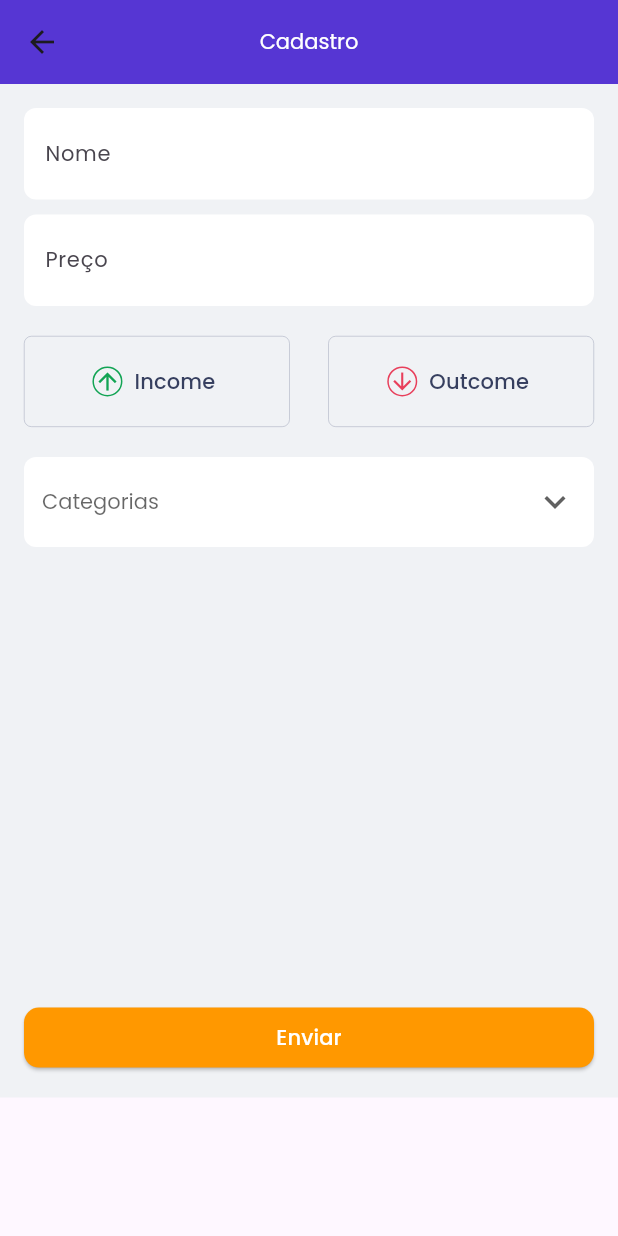
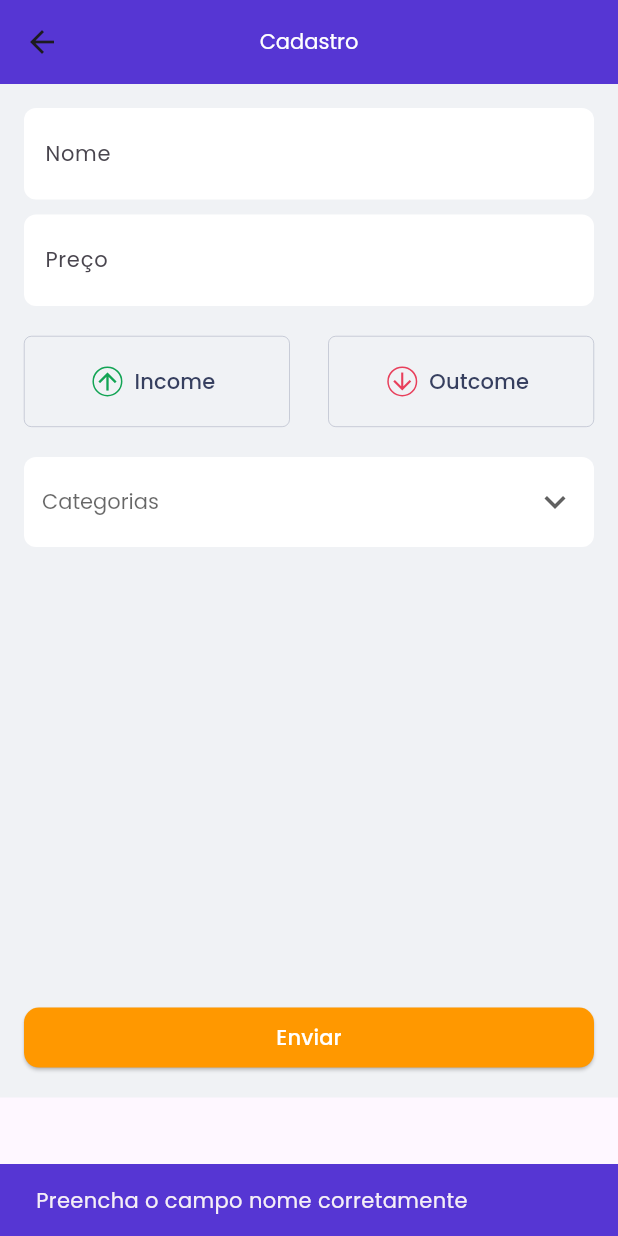
Before and after one commit to vcesardev/flutter_finances, a Flutter app: the AddEntryScreen screen opened by its route, after a tap on "Enviar", on a phone screen of 412 x 824 dp. Run offline on Flutter 3.47's test engine with Material 3 defaults, Android fonts, the phone set to English and light mode, and no system bars.

Commit message:
feat: add payload to new entry

```diff
--- a/lib/config/custom_month_colors_collection.dart
+++ b/lib/config/custom_month_colors_collection.dart
@@ -25,9 +25,9 @@ class CustomMonthColorsCollection {
     final monthColor = _customColors.firstWhere(
       (color) => color.type == type,
       orElse: () => CustomMonthColors(
-        color: Colors.grey, // Cor padrão para tipos desconhecidos
+        color: Colors.grey,
         type: '',
-        icon: Icons.help_outline, // Ícone padrão para tipos desconhecidos
+        icon: Icons.help_outline,
       ),
     );
 
--- /dev/null
+++ b/lib/models/entry_payload.dart
@@ -0,0 +1,16 @@
+import 'package:flutter/material.dart';
+
+class EntryPayload {
+  String title;
+  String value;
+  String category;
+  DateTime date;
+  String type;
+
+  EntryPayload(
+      {required this.title,
+      required this.value,
+      required this.category,
+      required this.date,
+      required this.type});
+}
--- a/lib/pages/AddEntry/add_entry.dart
+++ b/lib/pages/AddEntry/add_entry.dart
@@ -4,6 +4,7 @@ import 'package:flutter/widgets.dart';
 import 'package:flutter_finances/config/colors.dart';
 import 'package:flutter_finances/config/custom_month_colors_collection.dart';
 import 'package:flutter_finances/config/entry_categories.dart';
+import 'package:flutter_finances/models/entry_payload.dart';
 import 'package:flutter_finances/pages/AddEntry/widgets/Input/input.dart';
 import 'package:flutter_finances/utils/masks.dart';
 
@@ -15,8 +16,8 @@ class AddEntryScreen extends StatefulWidget {
 }
 
 class _AddEntryScreenState extends State<AddEntryScreen> {
-  String? _selectedValue;
-  String? _selectedOption;
+  String? _transactionOption;
+  String _transactionType = "";
 
   final TextEditingController _nameController = TextEditingController();
   final TextEditingController _priceController = TextEditingController();
@@ -27,6 +28,59 @@ class _AddEntryScreenState extends State<AddEntryScreen> {
     super.dispose();
     _nameController.dispose();
     _priceController.dispose();
+  }
+
+  void displayErrorToast(String message) {
+    ScaffoldMessenger.of(context).showSnackBar(
+      SnackBar(
+        content: Text(message),
+        duration: Duration(seconds: 2),
+        backgroundColor: CustomColors().blue,
+      ),
+    );
+  }
+
+  String validateInputs() {
+    // Check if the name field is not empty
+    if (_nameController.text.isEmpty) {
+      return "Preencha o campo nome corretamente";
+    }
+
+    // Check if the price field is a valid number and not empty
+    if (_priceController.text.isEmpty ||
+        double.tryParse(_priceController.text) == null) {
+      return "Preencha o campo de preço corretamente.";
+    }
+
+    // Check if a valid option type is selected
+    if (_transactionType.isEmpty) {
+      return "Selecione uma transação para prosseguir.";
+    }
+
+    // // Check if a valid value is selected from options
+    if (_transactionOption == null || _transactionOption!.isEmpty) {
+      return "Selecione uma categoria para prosseguir.";
+    }
+
+    return "";
+  }
+
+  void onPressSend() {
+    String errorMessage = validateInputs();
+    if (errorMessage.isNotEmpty) {
+      displayErrorToast(errorMessage);
+      return;
+    }
+
+    DateTime date = DateTime.now();
+    EntryPayload entryPayload = EntryPayload(
+        title: _nameController.text,
+        value: _priceController.text,
+        category: _transactionOption!,
+        date: date,
+        type: _transactionType);
+
+    print(entryPayload);
   }
 
   @override
@@ -66,14 +120,14 @@ class _AddEntryScreenState extends State<AddEntryScreen> {
                       InkWell(
                         onTap: () {
                           setState(() {
-                            _selectedOption = 'income';
+                            _transactionType = 'income';
                           });
                         },
                         child: Container(
                           padding: EdgeInsets.all(6),
                           width: MediaQuery.of(context).size.width * 0.43,
                           decoration: BoxDecoration(
-                            color: _selectedOption == 'income'
+                            color: _transactionType == 'income'
                                 ? Colors.green[100]
                                 : Colors.transparent,
                             border: Border.all(
@@ -83,7 +137,7 @@ class _AddEntryScreenState extends State<AddEntryScreen> {
                           child: TextButton.icon(
                             onPressed: () {
                               setState(() {
-                                _selectedOption = 'income';
+                                _transactionType = 'income';
                               });
                             },
                             icon: CustomMonthColorsCollection()
@@ -99,14 +153,14 @@ class _AddEntryScreenState extends State<AddEntryScreen> {
                       InkWell(
                         onTap: () {
                           setState(() {
-                            _selectedOption = 'outcome';
+                            _transactionType = 'outcome';
                           });
                         },
                         child: Container(
                           padding: EdgeInsets.all(6),
                           width: MediaQuery.of(context).size.width * 0.43,
                           decoration: BoxDecoration(
-                            color: _selectedOption == 'outcome'
+                            color: _transactionType == 'outcome'
                                 ? Colors.red[100]
                                 : Colors.transparent,
                             border: Border.all(
@@ -116,7 +170,7 @@ class _AddEntryScreenState extends State<AddEntryScreen> {
                           child: TextButton.icon(
                             onPressed: () {
                               setState(() {
-                                _selectedOption = 'outcome';
+                                _transactionType = 'outcome';
                               });
                             },
                             icon: CustomMonthColorsCollection()
@@ -144,13 +198,15 @@ class _AddEntryScreenState extends State<AddEntryScreen> {
                     width: double
                         .infinity, // This makes the dropdown occupy the full width of the parent container.
                     child: DropdownButton<String>(
-                      value: _selectedValue,
+                      value: _transactionOption,
                       hint: Text('Categorias'),
                       items: EntryCategoriesCollection().getEntryCategories,
                       onChanged: (String? newValue) {
-                        setState(() {
-                          _selectedValue = newValue;
-                        });
+                        if (newValue != null && newValue.isNotEmpty) {
+                          setState(() {
+                            _transactionOption = newValue;
+                          });
+                        }
                       },
                       icon: Icon(
                         Icons.keyboard_arrow_down,
@@ -176,7 +232,9 @@ class _AddEntryScreenState extends State<AddEntryScreen> {
                         borderRadius: BorderRadius.circular(10),
                       ),
                     ),
-                    onPressed: () {},
+                    onPressed: () {
+                      onPressSend();
+                    },
                     child: Text(
                       "Enviar",
                       style: TextStyle(
```
Also changed, not shown: pubspec.lock, 1 other file.
